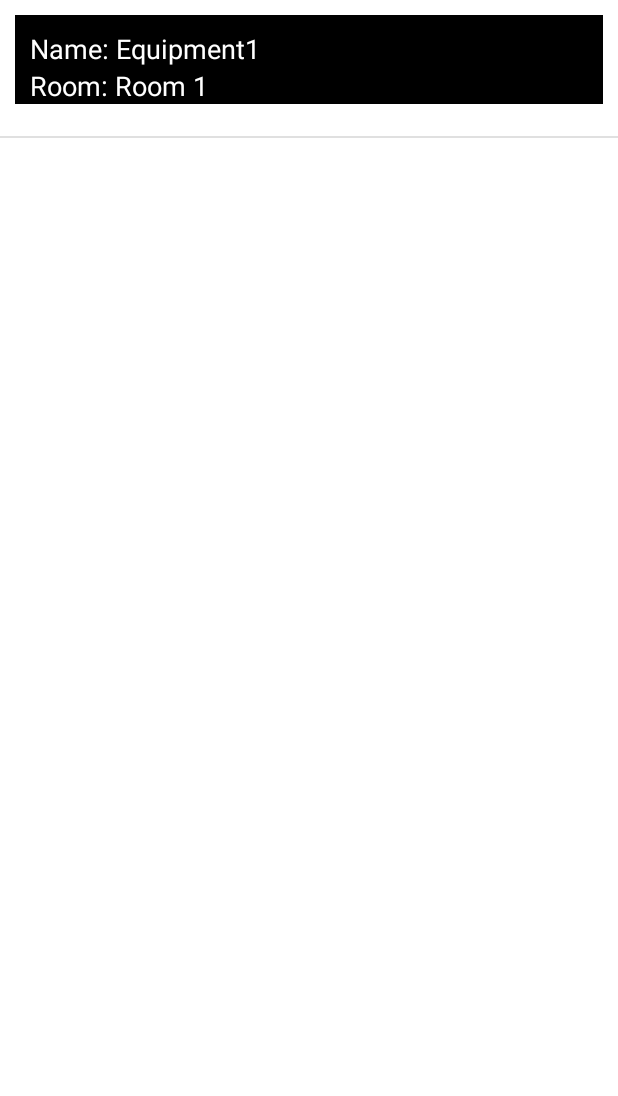
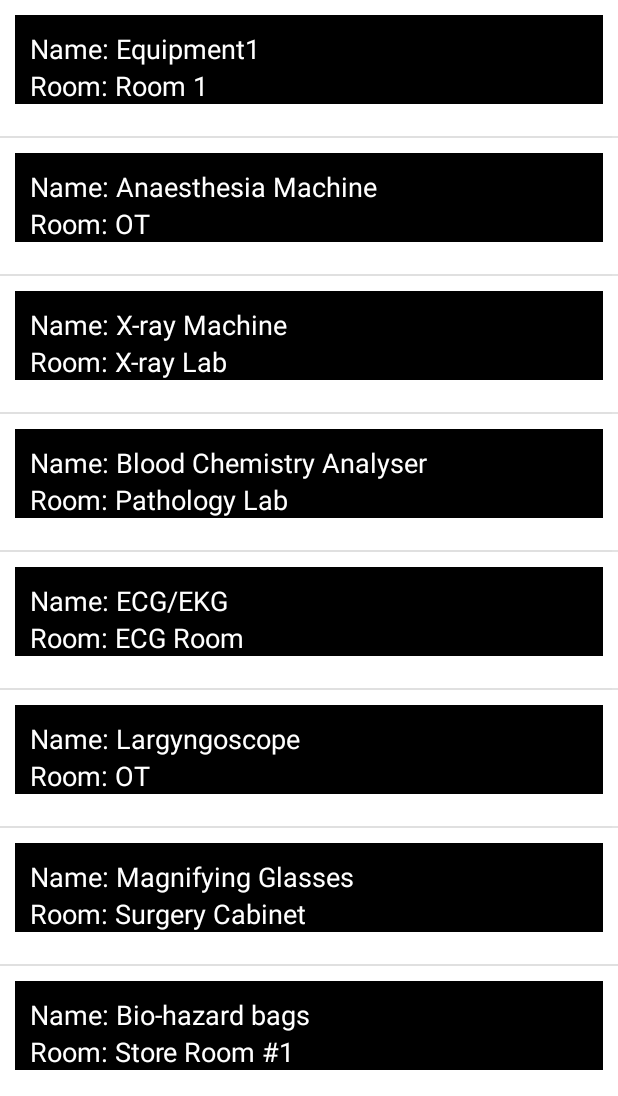
Before and after one commit to baramadalina/Android, an Android app: the InventoryListActivity screen opened directly, with no data from a screen before it, on a phone screen of 412 x 824 dp, the part 140-1236 px from its top. Run offline under Robolectric (Android 15) with nearby library versions, the phone set to English and light mode, and no system bars.

Commit message:
persist few users and few equipment statically, to have in sqlLite database when the application start

```diff
--- a/app/src/main/java/com/androidtutorialshub/loginregister/sql/DatabaseHelper.java
+++ b/app/src/main/java/com/androidtutorialshub/loginregister/sql/DatabaseHelper.java
@@ -30,9 +30,9 @@ public final class DatabaseHelper extends SQLiteOpenHelper {
     private static final String COLUMN_USER_EMAIL = "user_email";
     private static final String COLUMN_USER_PASSWORD = "user_password";
 
-    // table name
+    // Equipment table name
     static final String TABLE_EQUIPMENT = "equipment";
-    // Table Columns names
+    // Equipment Table Columns names
     static final String EQUIPMENT_ID = "id";
     static final String EQUIPMENT_NAME = "name";
     static final String EQUIPMENT_ROOM = "room";
@@ -61,21 +61,9 @@ public final class DatabaseHelper extends SQLiteOpenHelper {
         Log.d("Table : {} created.", TABLE_USER);
         db.execSQL(CREATE_EQUIPMENT_TABLE);
         Log.d("Table : {} created.", CREATE_EQUIPMENT_TABLE);
-        //initialize database with some equipments
+        //initialize database when the application start
+        initializeDatabaseWithUsers(db);
         initializeDatabaseWithEquipments(db);
-    }
-
-    //TODO converteste ce e mai jos in query de sql, cum e aici in prima linie.
-    private void initializeDatabaseWithEquipments(SQLiteDatabase equipmentDb) {
-        equipmentDb.execSQL("INSERT INTO equipment (name, room) VALUES ('Equipment1', 'Room 1')");
-        //equipmentDb.addEquipment(new Equipment("X-ray Machine", "X-ray Lab"));
-        //equipmentDb.addEquipment(new Equipment("Blood Chemistry Analyser", "Pathology Lab"));
-        //equipmentDb.addEquipment(new Equipment("ECG/EKG", "ECG Room"));
-        //equipmentDb.addEquipment(new Equipment("Largyngoscope", "OT"));
-        //equipmentDb.addEquipment(new Equipment("Magnifying Glasses", "Surgery Cabinet"));
-        //equipmentDb.addEquipment(new Equipment("Bio-hazard bags", "Store Room #1"));
-        //equipmentDb.addEquipment(new Equipment("Antibacterial Wipes", "Store Room #2"));
-        //equipmentDb.addEquipment(new Equipment("Hand Sanitizer", "Store Room #3"));
     }
 
     @Override
@@ -89,6 +77,37 @@ public final class DatabaseHelper extends SQLiteOpenHelper {
         db.execSQL(DROP_EQUIPMENT_TABLE);
         // Create tables again
         onCreate(db);
+    }
+
+    /**
+     * Insert values into 'equipment' table when the application startup
+     * with few medical equipments
+     *
+     * @param equipmentDb an object of type {@code SQLiteDatabase}
+     */
+    private void initializeDatabaseWithEquipments(SQLiteDatabase equipmentDb) {
+        equipmentDb.execSQL("INSERT INTO equipment (name, room) VALUES ('Equipment1', 'Room 1')");
+        equipmentDb.execSQL("INSERT INTO equipment (name, room) VALUES ('Anaesthesia Machine', 'OT')");
+        equipmentDb.execSQL("INSERT INTO equipment (name, room) VALUES ('X-ray Machine', 'X-ray Lab')");
+        equipmentDb.execSQL("INSERT INTO equipment (name, room) VALUES ('Blood Chemistry Analyser', 'Pathology Lab')");
+        equipmentDb.execSQL("INSERT INTO equipment (name, room) VALUES ('ECG/EKG', 'ECG Room')");
+        equipmentDb.execSQL("INSERT INTO equipment (name, room) VALUES ('Largyngoscope', 'OT')");
+        equipmentDb.execSQL("INSERT INTO equipment (name, room) VALUES ('Magnifying Glasses', 'Surgery Cabinet')");
+        equipmentDb.execSQL("INSERT INTO equipment (name, room) VALUES ('Bio-hazard bags', 'Store Room #1')");
+        equipmentDb.execSQL("INSERT INTO equipment (name, room) VALUES ('Antibacterial Wipes', 'Store Room #2')");
+        equipmentDb.execSQL("INSERT INTO equipment (name, room) VALUES ('Hand Sanitizer', 'Store Room #3')");
+    }
+
+    /**
+     * Insert values into 'user' table when the application startup
+     * with few medical equipments
+     *
+     * @param db an object of type {@code SQLiteDatabase}
+     */
+    private void initializeDatabaseWithUsers(SQLiteDatabase db) {
+        db.execSQL("INSERT INTO user (user_name, user_email, user_password) VALUES ('test', 'test@yahoo.com', 'test')");
+        db.execSQL("INSERT INTO user (user_name, user_email, user_password) VALUES ('test1', 'test@gmail.com', 'test1')");
+        db.execSQL("INSERT INTO user (user_name, user_email, user_password) VALUES ('madalina', 'mbara@yahoo.com', 'Passw0rd')");
     }
 
     /**
```
Also changed, not shown: app/src/main/java/com/androidtutorialshub/loginregister/activities/InventoryListActivity.java (+0 -25 lines).
